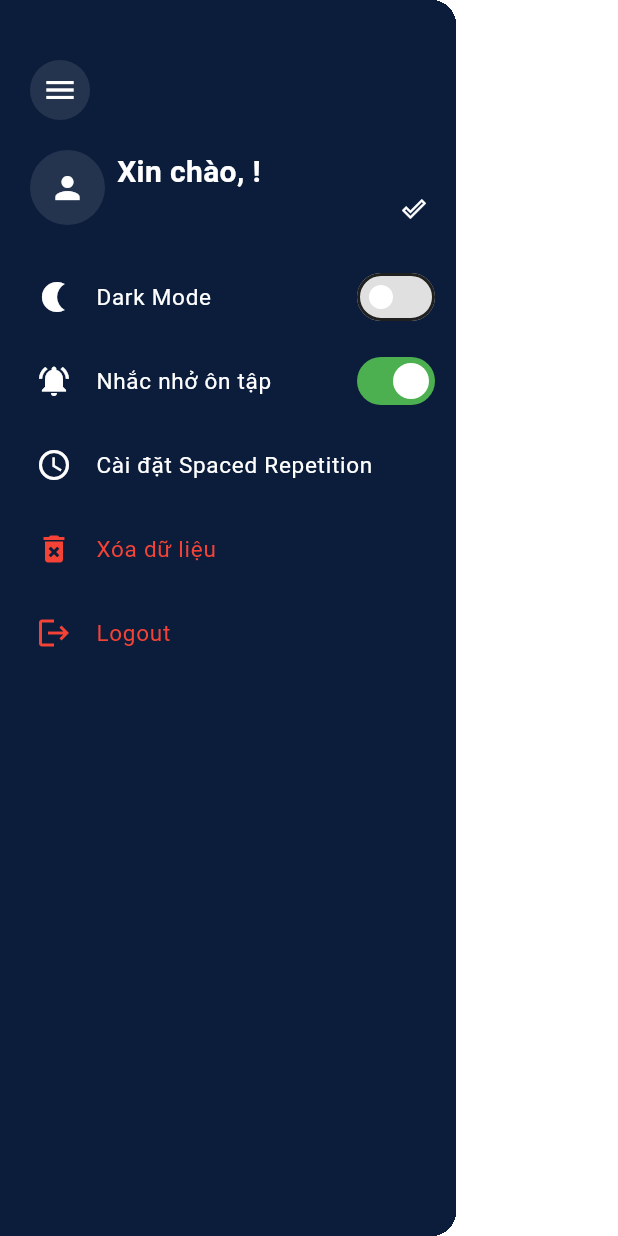
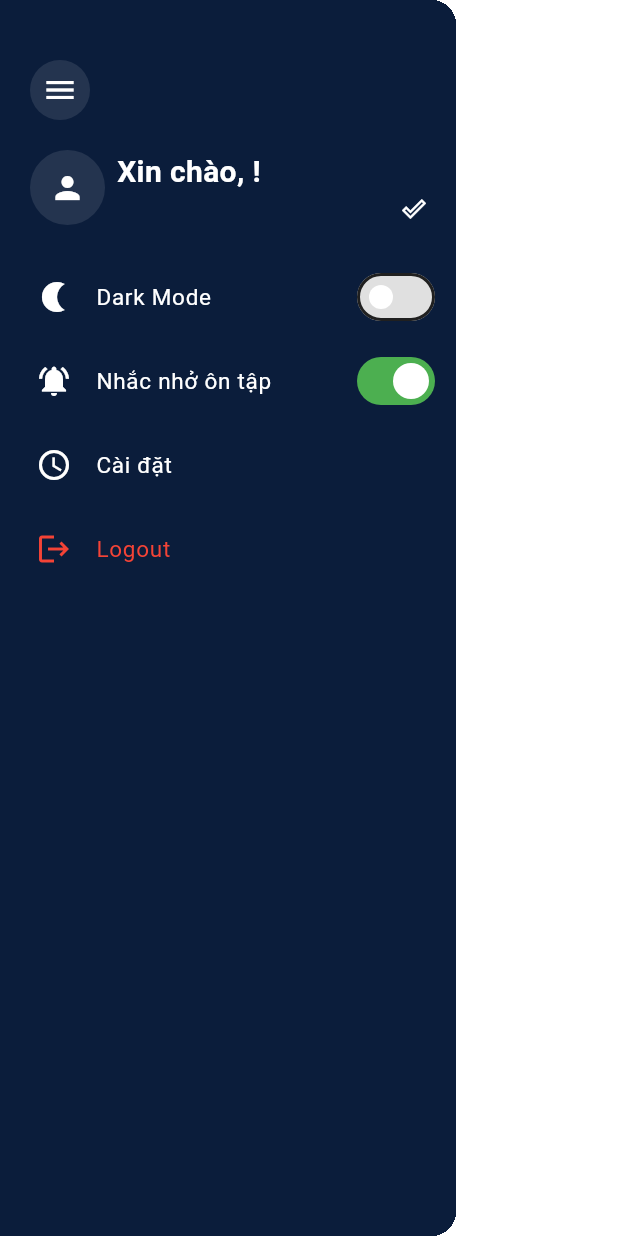
Before and after one commit to NguyenMinhDuc163/Card-Mind, a Flutter app: the DrawerWidget widget shown alone on an empty page, opened directly, on a phone screen of 412 x 824 dp. Run offline on Flutter 3.47's test engine with Material 3 defaults, Android fonts, the phone set to English and light mode, and no system bars; our stand-ins replace cached_network_image, cloud_firestore, connectivity_plus, device_preview_plus, dio, easy_localization and 19 more; missing offline and left inert: curl_logger_dio_interceptor, sp_util; accounts and stored records are empty.

Commit message:
update code

```diff
--- a/lib/core/widgets/drawer_widget.dart
+++ b/lib/core/widgets/drawer_widget.dart
@@ -203,7 +203,8 @@ class _DrawerWidgetState extends State<DrawerWidget> {
                     context,
                     icon: Icon(
                       Icons.nightlight,
-                      color: context.colors.onPrimary,
+                      color: context
+                          .colors.onPrimary,
                     ),
                     title: 'common.dark_mode'.tr(),
                     onTap: () => Navigator.pop(context),
@@ -248,7 +249,7 @@ class _DrawerWidgetState extends State<DrawerWidget> {
                 Icons.schedule,
                 color: context.colors.onPrimary,
               ),
-              title: 'Cài đặt Spaced Repetition',
+              title: 'Cài đặt',
               onTap: () {
                 Navigator.pop(context);
                 Navigator.pushNamed(
@@ -257,16 +258,16 @@ class _DrawerWidgetState extends State<DrawerWidget> {
                 );
               },
             ),
-            _buildDrawerItem(
-              context,
-              icon: Icon(Icons.delete_forever, color: Colors.red),
-              title: 'Xóa dữ liệu'.tr(),
-              iconColor: Colors.red,
-              textStyle: AppTextStyles.textContent2.copyWith(color: Colors.red),
-              onTap: () async {
-                await DataManagementService.handleDeleteData(context);
-              },
-            ),
+            // _buildDrawerItem(
+            //   context,
+            //   icon: Icon(Icons.delete_forever, color: Colors.red),
+            //   title: 'Xóa dữ liệu'.tr(),
+            //   iconColor: Colors.red,
+            //   textStyle: AppTextStyles.textContent2.copyWith(color: Colors.red),
+            //   onTap: () async {
+            //     await DataManagementService.handleDeleteData(context);
+            //   },
+            // ),
             Consumer<AuthProvider>(
               builder: (context, authProvider, child) {
                 // Chỉ hiển thị nút đăng xuất khi đã đăng nhập
```
